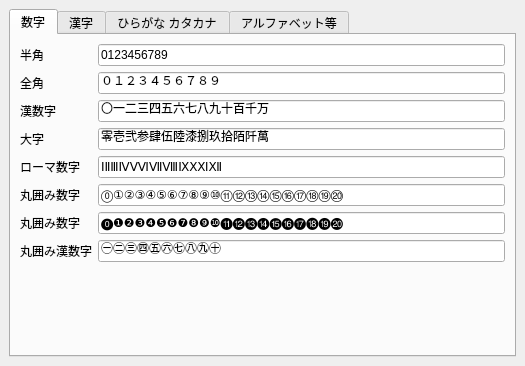
The window that app/fusion/python/rs_fusion/tool/characters/characters.ui (nakano000/Resolve_Script) describes before a commit, drawn with Qt 5.
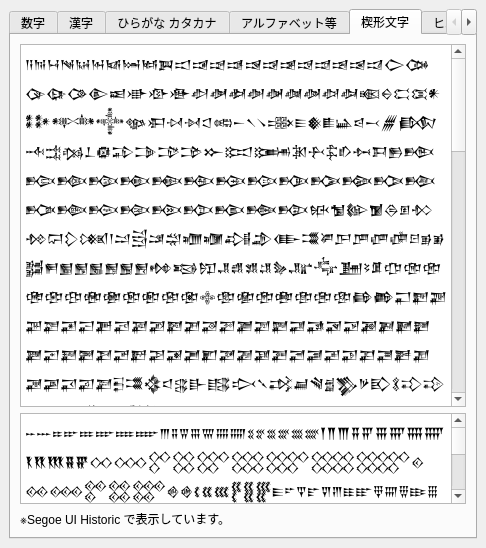
The same window after the commit. The open tabs and pages were chosen to show the change.

Commit message: 楔形文字 ヒエログリフ 対応

```diff
--- a/app/fusion/python/rs_fusion/tool/characters/characters.ui
+++ b/app/fusion/python/rs_fusion/tool/characters/characters.ui
@@ -6,8 +6,8 @@
    <rect>
     <x>0</x>
     <y>0</y>
-    <width>525</width>
-    <height>356</height>
+    <width>486</width>
+    <height>548</height>
    </rect>
   </property>
   <property name="windowTitle">
@@ -173,7 +173,7 @@
           <property name="sizeHint" stdset="0">
            <size>
             <width>20</width>
-            <height>82</height>
+            <height>274</height>
            </size>
           </property>
          </spacer>
@@ -466,6 +466,137 @@
            </size>
           </property>
          </spacer>
+        </item>
+        <item>
+         <widget class="QLabel" name="label_17">
+          <property name="text">
+           <string>※ルーン文字は Segoe UI Historic 等で表示出来ます。</string>
+          </property>
+         </widget>
+        </item>
+       </layout>
+      </widget>
+      <widget class="QWidget" name="tab_5">
+       <attribute name="title">
+        <string>楔形文字</string>
+       </attribute>
+       <layout class="QVBoxLayout" name="verticalLayout_9">
+        <item>
+         <widget class="QPlainTextEdit" name="plainTextEdit_2">
+          <property name="sizePolicy">
+           <sizepolicy hsizetype="Expanding" vsizetype="Expanding">
+            <horstretch>0</horstretch>
+            <verstretch>4</verstretch>
+           </sizepolicy>
+          </property>
+          <property name="font">
+           <font>
+            <family>Segoe UI Historic</family>
+           </font>
+          </property>
+          <property name="styleSheet">
+           <string notr="true">font-family: &quot;Segoe UI Historic&quot;;</string>
+          </property>
+          <property name="readOnly">
+           <bool>true</bool>
+          </property>
+          <property name="plainText">
+           <string>𒀀𒀁𒀂𒀃𒀄𒀅𒀆𒀇𒀈𒀉𒀊𒀋𒀌𒀍𒀎𒀏𒀐𒀑𒀒𒀓𒀔𒀕𒀖𒀗𒀘𒀙𒀚𒀛𒀜𒀝𒀞𒀟𒀠𒀡𒀢𒀣𒀤𒀥𒀦𒀧𒀨𒀩𒀪𒀫𒀬𒀭𒀮𒀯𒀰𒀱𒀲𒀳𒀴𒀵𒀶𒀷𒀸𒀹𒀺𒀻𒀼𒀽𒀾𒀿𒁀𒁁𒁂𒁃𒁄𒁅𒁆𒁇𒁈𒁉𒁊𒁋𒁌𒁍𒁎𒁏𒁐𒁑𒁒𒁓𒁔𒁕𒁖𒁗𒁘𒁙𒁚𒁛𒁜𒁝𒁞𒁟𒁠𒁡𒁢𒁣𒁤𒁥𒁦𒁧𒁨𒁩𒁪𒁫𒁬𒁭𒁮𒁯𒁰𒁱𒁲𒁳𒁴𒁵𒁶𒁷𒁸𒁹𒁺𒁻𒁼𒁽𒁾𒁿𒂀𒂁𒂂𒂃𒂄𒂅𒂆𒂇𒂈𒂉𒂊𒂋𒂌𒂍𒂎𒂏𒂐𒂑𒂒𒂓𒂔𒂕𒂖𒂗𒂘𒂙𒂚𒂛𒂜𒂝𒂞𒂟𒂠𒂡𒂢𒂣𒂤𒂥𒂦𒂧𒂨𒂩𒂪𒂫𒂬𒂭𒂮𒂯𒂰𒂱𒂲𒂳𒂴𒂵𒂶𒂷𒂸𒂹𒂺𒂻𒂼𒂽𒂾𒂿𒃀𒃁𒃂𒃃𒃄𒃅𒃆𒃇𒃈𒃉𒃊𒃋𒃌𒃍𒃎𒃏𒃐𒃑𒃒𒃓𒃔𒃕𒃖𒃗𒃘𒃙𒃚𒃛𒃜𒃝𒃞𒃟𒃠𒃡𒃢𒃣𒃤𒃥𒃦𒃧𒃨𒃩𒃪𒃫𒃬𒃭𒃮𒃯𒃰𒃱𒃲𒃳𒃴𒃵𒃶𒃷𒃸𒃹𒃺𒃻𒃼𒃽𒃾𒃿𒄀𒄁𒄂𒄃𒄄𒄅𒄆𒄇𒄈𒄉𒄊𒄋𒄌𒄍𒄎𒄏𒄐𒄑𒄒𒄓𒄔𒄕𒄖𒄗𒄘𒄙𒄚𒄛𒄜𒄝𒄞𒄟𒄠𒄡𒄢𒄣𒄤𒄥𒄦𒄧𒄨𒄩𒄪𒄫𒄬𒄭𒄮𒄯𒄰𒄱𒄲𒄳𒄴𒄵𒄶𒄷𒄸𒄹𒄺𒄻𒄼𒄽𒄾𒄿𒅀𒅁𒅂𒅃𒅄𒅅𒅆𒅇𒅈𒅉𒅊𒅋𒅌𒅍𒅎𒅏𒅐𒅑𒅒𒅓𒅔𒅕𒅖𒅗𒅘𒅙𒅚𒅛𒅜𒅝𒅞𒅟𒅠𒅡𒅢𒅣𒅤𒅥𒅦𒅧𒅨𒅩𒅪𒅫𒅬𒅭𒅮𒅯𒅰𒅱𒅲𒅳𒅴𒅵𒅶𒅷𒅸𒅹𒅺𒅻𒅼𒅽𒅾𒅿𒆀𒆁𒆂𒆃𒆄𒆅𒆆𒆇𒆈𒆉𒆊𒆋𒆌𒆍𒆎𒆏𒆐𒆑𒆒𒆓𒆔𒆕𒆖𒆗𒆘𒆙𒆚𒆛𒆜𒆝𒆞𒆟𒆠𒆡𒆢𒆣𒆤𒆥𒆦𒆧𒆨𒆩𒆪𒆫𒆬𒆭𒆮𒆯𒆰𒆱𒆲𒆳𒆴𒆵𒆶𒆷𒆸𒆹𒆺𒆻𒆼𒆽𒆾𒆿𒇀𒇁𒇂𒇃𒇄𒇅𒇆𒇇𒇈𒇉𒇊𒇋𒇌𒇍𒇎𒇏𒇐𒇑𒇒𒇓𒇔𒇕𒇖𒇗𒇘𒇙𒇚𒇛𒇜𒇝𒇞𒇟𒇠𒇡𒇢𒇣𒇤𒇥𒇦𒇧𒇨𒇩𒇪𒇫𒇬𒇭𒇮𒇯𒇰𒇱𒇲𒇳𒇴𒇵𒇶𒇷𒇸𒇹𒇺𒇻𒇼𒇽𒇾𒇿𒈀𒈁𒈂𒈃𒈄𒈅𒈆𒈇𒈈𒈉𒈊𒈋𒈌𒈍𒈎𒈏𒈐𒈑𒈒𒈓𒈔𒈕𒈖𒈗𒈘𒈙𒈚𒈛𒈜𒈝𒈞𒈟𒈠𒈡𒈢𒈣𒈤𒈥𒈦𒈧𒈨𒈩𒈪𒈫𒈬𒈭𒈮𒈯𒈰𒈱𒈲𒈳𒈴𒈵𒈶𒈷𒈸𒈹𒈺𒈻𒈼𒈽𒈾𒈿𒉀𒉁𒉂𒉃𒉄𒉅𒉆𒉇𒉈𒉉𒉊𒉋𒉌𒉍𒉎𒉏𒉐𒉑𒉒𒉓𒉔𒉕𒉖𒉗𒉘𒉙𒉚𒉛𒉜𒉝𒉞𒉟𒉠𒉡𒉢𒉣𒉤𒉥𒉦𒉧𒉨𒉩𒉪𒉫𒉬𒉭𒉮𒉯𒉰𒉱𒉲𒉳𒉴𒉵𒉶𒉷𒉸𒉹𒉺𒉻𒉼𒉽𒉾𒉿𒊀𒊁𒊂𒊃𒊄𒊅𒊆𒊇𒊈𒊉𒊊𒊋𒊌𒊍𒊎𒊏𒊐𒊑𒊒𒊓𒊔𒊕𒊖𒊗𒊘𒊙𒊚𒊛𒊜𒊝𒊞𒊟𒊠𒊡𒊢𒊣𒊤𒊥𒊦𒊧𒊨𒊩𒊪𒊫𒊬𒊭𒊮𒊯𒊰𒊱𒊲𒊳𒊴𒊵𒊶𒊷𒊸𒊹𒊺𒊻𒊼𒊽𒊾𒊿𒋀𒋁𒋂𒋃𒋄𒋅𒋆𒋇𒋈𒋉𒋊𒋋𒋌𒋍𒋎𒋏𒋐𒋑𒋒𒋓𒋔𒋕𒋖𒋗𒋘𒋙𒋚𒋛𒋜𒋝𒋞𒋟𒋠𒋡𒋢𒋣𒋤𒋥𒋦𒋧𒋨𒋩𒋪𒋫𒋬𒋭𒋮𒋯𒋰𒋱𒋲𒋳𒋴𒋵𒋶𒋷𒋸𒋹𒋺𒋻𒋼𒋽𒋾𒋿𒌀𒌁𒌂𒌃𒌄𒌅𒌆𒌇𒌈𒌉𒌊𒌋𒌌𒌍𒌎𒌏𒌐𒌑𒌒𒌓𒌔𒌕𒌖𒌗𒌘𒌙𒌚𒌛𒌜𒌝𒌞𒌟𒌠𒌡𒌢𒌣𒌤𒌥𒌦𒌧𒌨𒌩𒌪𒌫𒌬𒌭𒌮𒌯𒌰𒌱𒌲𒌳𒌴𒌵𒌶𒌷𒌸𒌹𒌺𒌻𒌼𒌽𒌾𒌿𒍀𒍁𒍂𒍃𒍄𒍅𒍆𒍇𒍈𒍉𒍊𒍋𒍌𒍍𒍎𒍏𒍐𒍑𒍒𒍓𒍔𒍕𒍖𒍗𒍘𒍙𒍚𒍛𒍜𒍝𒍞𒍟𒍠𒍡𒍢𒍣𒍤𒍥𒍦𒍧𒍨𒍩𒍪𒍫𒍬𒍭𒍮𒍯𒍰𒍱𒍲𒍳𒍴𒍵𒍶𒍷𒍸𒍹𒍺𒍻𒍼𒍽𒍾𒍿𒎀𒎁𒎂𒎃𒎄𒎅𒎆𒎇𒎈𒎉𒎊𒎋𒎌𒎍𒎎𒎏𒎐𒎑𒎒𒎓𒎔𒎕𒎖𒎗𒎘𒎙</string>
+          </property>
+         </widget>
+        </item>
+        <item>
+         <widget class="QPlainTextEdit" name="plainTextEdit_3">
+          <property name="sizePolicy">
+           <sizepolicy hsizetype="Expanding" vsizetype="Expanding">
+            <horstretch>0</horstretch>
+            <verstretch>1</verstretch>
+           </sizepolicy>
+          </property>
+          <property name="font">
+           <font>
+            <family>Segoe UI Historic</family>
+           </font>
+          </property>
+          <property name="styleSheet">
+           <string notr="true">font-family: &quot;Segoe UI Historic&quot;;</string>
+          </property>
+          <property name="readOnly">
+           <bool>true</bool>
+          </property>
+          <property name="plainText">
+           <string>𒐀𒐁𒐂𒐃𒐄𒐅𒐆𒐇𒐈𒐉𒐊𒐋𒐌𒐍𒐎𒐏𒐐𒐑𒐒𒐓𒐔𒐕𒐖𒐗𒐘𒐙𒐚𒐛𒐜𒐝𒐞𒐟𒐠𒐡𒐢𒐣𒐤𒐥𒐦𒐧𒐨𒐩𒐪𒐫𒐬𒐭𒐮𒐯𒐰𒐱𒐲𒐳𒐴𒐵𒐶𒐷𒐸𒐹𒐺𒐻𒐼𒐽𒐾𒐿𒑀𒑁𒑂𒑃𒑄𒑅𒑆𒑇𒑈𒑉𒑊𒑋𒑌𒑍𒑎𒑏𒑐𒑑𒑒𒑓𒑔𒑕𒑖𒑗𒑘𒑙𒑚𒑛𒑜𒑝𒑞𒑟𒑠𒑡𒑢𒑣𒑤𒑥𒑦𒑧𒑨𒑩𒑪𒑫𒑬𒑭𒑮𒑯𒑰𒑱𒑲𒑳𒑴</string>
+          </property>
+         </widget>
+        </item>
+        <item>
+         <widget class="QLabel" name="label_18">
+          <property name="text">
+           <string>※Segoe UI Historic で表示しています。</string>
+          </property>
+         </widget>
+        </item>
+       </layout>
+      </widget>
+      <widget class="QWidget" name="tab_6">
+       <attribute name="title">
+        <string>ヒエログリフ</string>
+       </attribute>
+       <layout class="QVBoxLayout" name="verticalLayout_10">
+        <item>
+         <widget class="QPlainTextEdit" name="plainTextEdit_4">
+          <property name="sizePolicy">
+           <sizepolicy hsizetype="Expanding" vsizetype="Expanding">
+            <horstretch>0</horstretch>
+            <verstretch>4</verstretch>
+           </sizepolicy>
+          </property>
+          <property name="font">
+           <font>
+            <family>Segoe UI Historic</family>
+           </font>
+          </property>
+          <property name="styleSheet">
+           <string notr="true">font-family: &quot;Segoe UI Historic&quot;;</string>
+          </property>
+          <property name="readOnly">
+           <bool>true</bool>
+          </property>
+          <property name="plainText">
+           <string>𓀀𓀁𓀂𓀃𓀄𓀅𓀆𓀇𓀈𓀉𓀊𓀋𓀌𓀍𓀎𓀏𓀐𓀑𓀒𓀓𓀔𓀕𓀖𓀗𓀘𓀙𓀚𓀛𓀜𓀝𓀞𓀟𓀠𓀡𓀢𓀣𓀤𓀥𓀦𓀧𓀨𓀩𓀪𓀫𓀬𓀭𓀮𓀯𓀰𓀱𓀲𓀳𓀴𓀵𓀶𓀷𓀸𓀹𓀺𓀻𓀼𓀽𓀾𓀿𓁀𓁁𓁂𓁃𓁄𓁅𓁆𓁇𓁈𓁉𓁊𓁋𓁌𓁍𓁎𓁏𓁐𓁑𓁒𓁓𓁔𓁕𓁖𓁗𓁘𓁙𓁚𓁛𓁜𓁝𓁞𓁟𓁠𓁡𓁢𓁣𓁤𓁥𓁦𓁧𓁨𓁩𓁪𓁫𓁬𓁭𓁮𓁯𓁰𓁱𓁲𓁳𓁴𓁵𓁶𓁷𓁸𓁹𓁺𓁻𓁼𓁽𓁾𓁿𓂀𓂁𓂂𓂃𓂄𓂅𓂆𓂇𓂈𓂉𓂊𓂋𓂌𓂍𓂎𓂏𓂐𓂑𓂒𓂓𓂔𓂕𓂖𓂗𓂘𓂙𓂚𓂛𓂜𓂝𓂞𓂟𓂠𓂡𓂢𓂣𓂤𓂥𓂦𓂧𓂨𓂩𓂪𓂫𓂬𓂭𓂮𓂯𓂰𓂱𓂲𓂳𓂴𓂵𓂶𓂷𓂸𓂹𓂺𓂻𓂼𓂽𓂾𓂿𓃀𓃁𓃂𓃃𓃄𓃅𓃆𓃇𓃈𓃉𓃊𓃋𓃌𓃍𓃎𓃏𓃐𓃑𓃒𓃓𓃔𓃕𓃖𓃗𓃘𓃙𓃚𓃛𓃜𓃝𓃞𓃟𓃠𓃡𓃢𓃣𓃤𓃥𓃦𓃧𓃨𓃩𓃪𓃫𓃬𓃭𓃮𓃯𓃰𓃱𓃲𓃳𓃴𓃵𓃶𓃷𓃸𓃹𓃺𓃻𓃼𓃽𓃾𓃿𓄀𓄁𓄂𓄃𓄄𓄅𓄆𓄇𓄈𓄉𓄊𓄋𓄌𓄍𓄎𓄏𓄐𓄑𓄒𓄓𓄔𓄕𓄖𓄗𓄘𓄙𓄚𓄛𓄜𓄝𓄞𓄟𓄠𓄡𓄢𓄣𓄤𓄥𓄦𓄧𓄨𓄩𓄪𓄫𓄬𓄭𓄮𓄯𓄰𓄱𓄲𓄳𓄴𓄵𓄶𓄷𓄸𓄹𓄺𓄻𓄼𓄽𓄾𓄿𓅀𓅁𓅂𓅃𓅄𓅅𓅆𓅇𓅈𓅉𓅊𓅋𓅌𓅍𓅎𓅏𓅐𓅑𓅒𓅓𓅔𓅕𓅖𓅗𓅘𓅙𓅚𓅛𓅜𓅝𓅞𓅟𓅠𓅡𓅢𓅣𓅤𓅥𓅦𓅧𓅨𓅩𓅪𓅫𓅬𓅭𓅮𓅯𓅰𓅱𓅲𓅳𓅴𓅵𓅶𓅷𓅸𓅹𓅺𓅻𓅼𓅽𓅾𓅿𓆀𓆁𓆂𓆃𓆄𓆅𓆆𓆇𓆈𓆉𓆊𓆋𓆌𓆍𓆎𓆏𓆐𓆑𓆒𓆓𓆔𓆕𓆖𓆗𓆘𓆙𓆚𓆛𓆜𓆝𓆞𓆟𓆠𓆡𓆢𓆣𓆤𓆥𓆦𓆧𓆨𓆩𓆪𓆫𓆬𓆭𓆮𓆯𓆰𓆱𓆲𓆳𓆴𓆵𓆶𓆷𓆸𓆹𓆺𓆻𓆼𓆽𓆾𓆿𓇀𓇁𓇂𓇃𓇄𓇅𓇆𓇇𓇈𓇉𓇊𓇋𓇌𓇍𓇎𓇏𓇐𓇑𓇒𓇓𓇔𓇕𓇖𓇗𓇘𓇙𓇚𓇛𓇜𓇝𓇞𓇟𓇠𓇡𓇢𓇣𓇤𓇥𓇦𓇧𓇨𓇩𓇪𓇫𓇬𓇭𓇮𓇯𓇰𓇱𓇲𓇳𓇴𓇵𓇶𓇷𓇸𓇹𓇺𓇻𓇼𓇽𓇾𓇿𓈀𓈁𓈂𓈃𓈄𓈅𓈆𓈇𓈈𓈉𓈊𓈋𓈌𓈍𓈎𓈏𓈐𓈑𓈒𓈓𓈔𓈕𓈖𓈗𓈘𓈙𓈚𓈛𓈜𓈝𓈞𓈟𓈠𓈡𓈢𓈣𓈤𓈥𓈦𓈧𓈨𓈩𓈪𓈫𓈬𓈭𓈮𓈯𓈰𓈱𓈲𓈳𓈴𓈵𓈶𓈷𓈸𓈹𓈺𓈻𓈼𓈽𓈾𓈿𓉀𓉁𓉂𓉃𓉄𓉅𓉆𓉇𓉈𓉉𓉊𓉋𓉌𓉍𓉎𓉏𓉐𓉑𓉒𓉓𓉔𓉕𓉖𓉗𓉘𓉙𓉚𓉛𓉜𓉝𓉞𓉟𓉠𓉡𓉢𓉣𓉤𓉥𓉦𓉧𓉨𓉩𓉪𓉫𓉬𓉭𓉮𓉯𓉰𓉱𓉲𓉳𓉴𓉵𓉶𓉷𓉸𓉹𓉺𓉻𓉼𓉽𓉾𓉿𓊀𓊁𓊂𓊃𓊄𓊅𓊆𓊇𓊈𓊉𓊊𓊋𓊌𓊍𓊎𓊏𓊐𓊑𓊒𓊓𓊔𓊕𓊖𓊗𓊘𓊙𓊚𓊛𓊜𓊝𓊞𓊟𓊠𓊡𓊢𓊣𓊤𓊥𓊦𓊧𓊨𓊩𓊪𓊫𓊬𓊭𓊮𓊯𓊰𓊱𓊲𓊳𓊴𓊵𓊶𓊷𓊸𓊹𓊺𓊻𓊼𓊽𓊾𓊿𓋀𓋁𓋂𓋃𓋄𓋅𓋆𓋇𓋈𓋉𓋊𓋋𓋌𓋍𓋎𓋏𓋐𓋑𓋒𓋓𓋔𓋕𓋖𓋗𓋘𓋙𓋚𓋛𓋜𓋝𓋞𓋟𓋠𓋡𓋢𓋣𓋤𓋥𓋦𓋧𓋨𓋩𓋪𓋫𓋬𓋭𓋮𓋯𓋰𓋱𓋲𓋳𓋴𓋵𓋶𓋷𓋸𓋹𓋺𓋻𓋼𓋽𓋾𓋿𓌀𓌁𓌂𓌃𓌄𓌅𓌆𓌇𓌈𓌉𓌊𓌋𓌌𓌍𓌎𓌏𓌐𓌑𓌒𓌓𓌔𓌕𓌖𓌗𓌘𓌙𓌚𓌛𓌜𓌝𓌞𓌟𓌠𓌡𓌢𓌣𓌤𓌥𓌦𓌧𓌨𓌩𓌪𓌫𓌬𓌭𓌮𓌯𓌰𓌱𓌲𓌳𓌴𓌵𓌶𓌷𓌸𓌹𓌺𓌻𓌼𓌽𓌾𓌿𓍀𓍁𓍂𓍃𓍄𓍅𓍆𓍇𓍈𓍉𓍊𓍋𓍌𓍍𓍎𓍏𓍐𓍑𓍒𓍓𓍔𓍕𓍖𓍗𓍘𓍙𓍚𓍛𓍜𓍝𓍞𓍟𓍠𓍡𓍢𓍣𓍤𓍥𓍦𓍧𓍨𓍩𓍪𓍫𓍬𓍭𓍮𓍯𓍰𓍱𓍲𓍳𓍴𓍵𓍶𓍷𓍸𓍹𓍺𓍻𓍼𓍽𓍾𓍿𓎀𓎁𓎂𓎃𓎄𓎅𓎆𓎇𓎈𓎉𓎊𓎋𓎌𓎍𓎎𓎏𓎐𓎑𓎒𓎓𓎔𓎕𓎖𓎗𓎘𓎙𓎚𓎛𓎜𓎝𓎞𓎟𓎠𓎡𓎢𓎣𓎤𓎥𓎦𓎧𓎨𓎩𓎪𓎫𓎬𓎭𓎮𓎯𓎰𓎱𓎲𓎳𓎴𓎵𓎶𓎷𓎸𓎹𓎺𓎻𓎼𓎽𓎾𓎿𓏀𓏁𓏂𓏃𓏄𓏅𓏆𓏇𓏈𓏉𓏊𓏋𓏌𓏍𓏎𓏏𓏐𓏑𓏒𓏓𓏔𓏕𓏖𓏗𓏘𓏙𓏚𓏛𓏜𓏝𓏞𓏟𓏠𓏡𓏢𓏣𓏤𓏥𓏦𓏧𓏨𓏩𓏪𓏫𓏬𓏭𓏮𓏯𓏰𓏱𓏲𓏳𓏴𓏵𓏶𓏷𓏸𓏹𓏺𓏻𓏼𓏽𓏾𓏿</string>
+          </property>
+         </widget>
+        </item>
+        <item>
+         <widget class="QPlainTextEdit" name="plainTextEdit_5">
+          <property name="sizePolicy">
+           <sizepolicy hsizetype="Expanding" vsizetype="Expanding">
+            <horstretch>0</horstretch>
+            <verstretch>1</verstretch>
+           </sizepolicy>
+          </property>
+          <property name="font">
+           <font>
+            <family>Segoe UI Historic</family>
+           </font>
+          </property>
+          <property name="styleSheet">
+           <string notr="true">font-family: &quot;Segoe UI Historic&quot;;</string>
+          </property>
+          <property name="readOnly">
+           <bool>true</bool>
+          </property>
+          <property name="plainText">
+           <string>𓐀𓐁𓐂𓐃𓐄𓐅𓐆𓐇𓐈𓐉𓐊𓐋𓐌𓐍𓐎𓐏𓐐𓐑𓐒𓐓𓐔𓐕𓐖𓐗𓐘𓐙𓐚𓐛𓐜𓐝𓐞𓐟𓐠𓐡𓐢𓐣𓐤𓐥𓐦𓐧𓐨𓐩𓐪𓐫𓐬𓐭𓐮</string>
+          </property>
+         </widget>
+        </item>
+        <item>
+         <widget class="QLabel" name="label_19">
+          <property name="text">
+           <string>※Segoe UI Historic で表示しています。</string>
+          </property>
+         </widget>
         </item>
        </layout>
       </widget>
```
Left out of the diff: 38 changed lines with no effect on the pictures. The commit also changes 1 other file.
